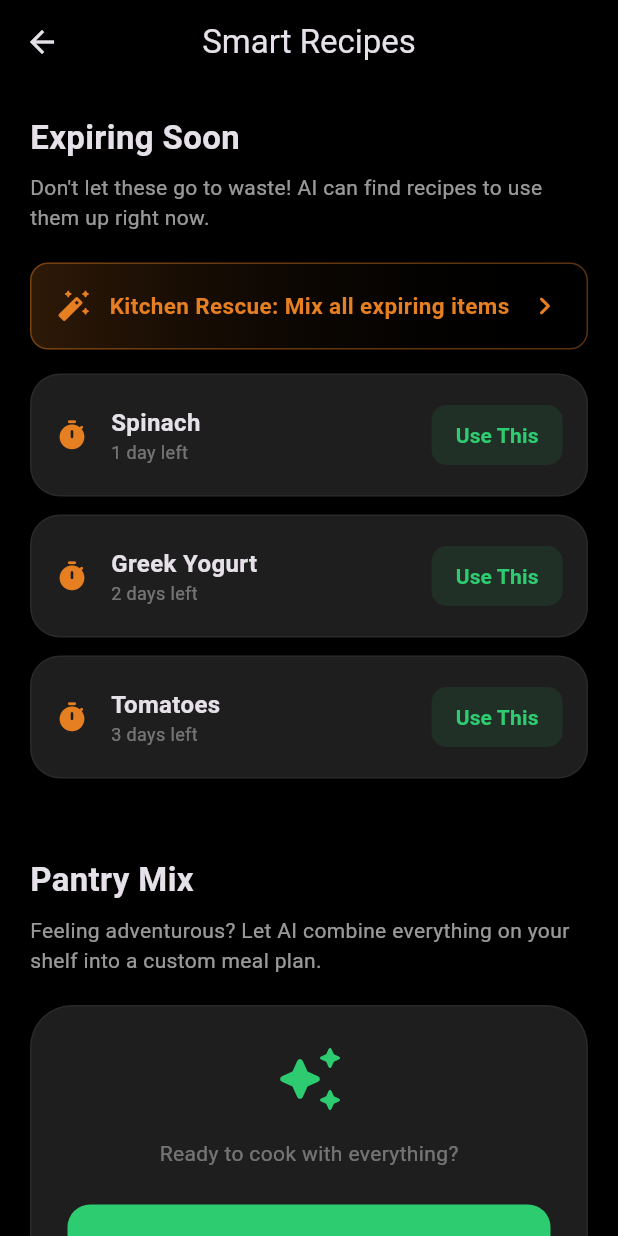
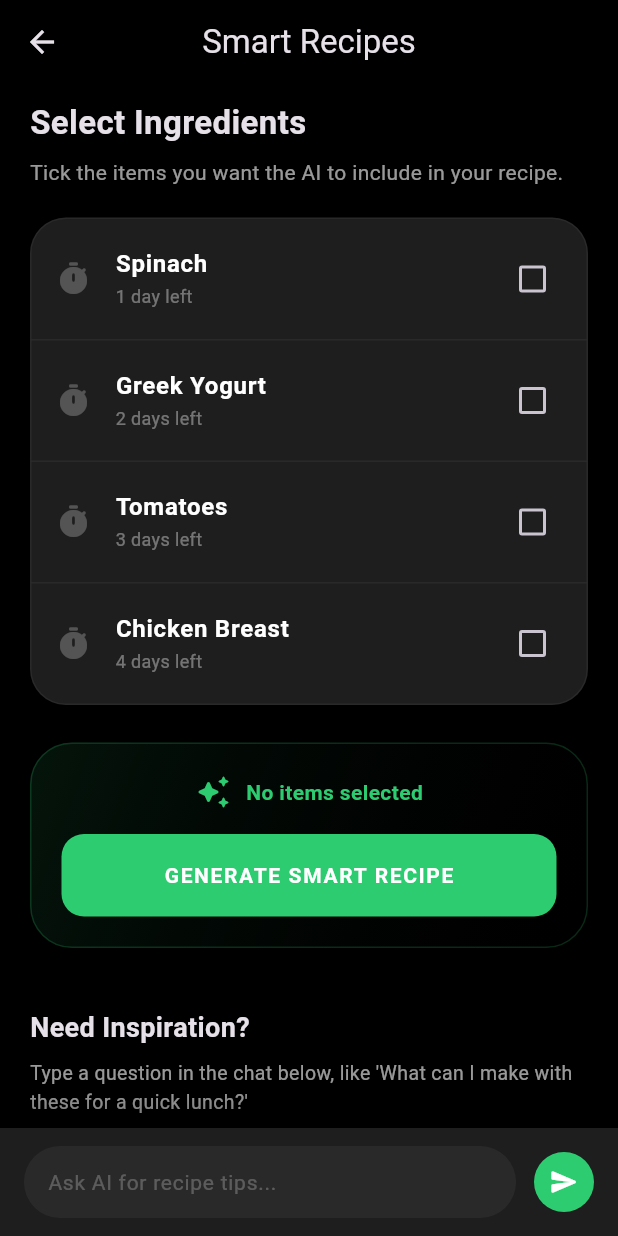
Before and after one commit to i-ces/RotNot, a Flutter app: the SmartRecipesPage screen opened directly, on a phone screen of 412 x 824 dp. Run offline on Flutter 3.47's test engine with Material 3 defaults, Android fonts, the phone set to English and light mode, and no system bars; our stand-ins replace firebase_auth, firebase_core, flutter_map, flutter_secure_storage, geolocator, latlong2; accounts and stored records are empty; network calls fail.

Commit message:
feat: major UI update in smart recipes section

```diff
--- a/frontend/rotnot/lib/screens/smartrecipe.dart
+++ b/frontend/rotnot/lib/screens/smartrecipe.dart
@@ -1,21 +1,38 @@
 import 'package:flutter/material.dart';
 
-class SmartRecipesPage extends StatelessWidget {
+class SmartRecipesPage extends StatefulWidget {
   const SmartRecipesPage({super.key});
 
+  @override
+  State<SmartRecipesPage> createState() => _SmartRecipesPageState();
+}
+
+class _SmartRecipesPageState extends State<SmartRecipesPage> {
   static const Color accentGreen = Color(0xFF2ECC71);
   static const Color accentOrange = Color(0xFFE67E22);
   static const Color surfaceColor = Color(0xFF1E1E1E);
 
-  @override
-  Widget build(BuildContext context) {
-    // Hardcoded list of expiring items for Pokhara users
+  // Track which items are selected
+  final Map<int, bool> _selectedItems = {};
+
   final List<Map<String, String>> expiringItems = [
     {"name": "Spinach", "days": "1 day left"},
     {"name": "Greek Yogurt", "days": "2 days left"},
     {"name": "Tomatoes", "days": "3 days left"},
+    {"name": "Chicken Breast", "days": "4 days left"},
   ];
 
+  @override
+  void initState() {
+    super.initState();
+    // Initialize all as unselected
+    for (int i = 0; i < expiringItems.length; i++) {
+      _selectedItems[i] = false;
+    }
+  }
+
+  @override
+  Widget build(BuildContext context) {
     return Scaffold(
       backgroundColor: Colors.black,
       appBar: AppBar(
@@ -24,115 +41,141 @@ class SmartRecipesPage extends StatelessWidget {
         backgroundColor: Colors.transparent,
         elevation: 0,
       ),
-      body: SingleChildScrollView(
-        padding: const EdgeInsets.all(20),
+      body: Stack(
+        children: [
+          SingleChildScrollView(
+            padding: const EdgeInsets.fromLTRB(20, 10, 20, 100), // Extra bottom padding for chatbox
             child: Column(
               crossAxisAlignment: CrossAxisAlignment.start,
               children: [
-            // --- SECTION 1: EXPIRING SOON ---
+                // --- SECTION 1: INGREDIENT SELECTION ---
                 const Text(
-              "Expiring Soon",
+                  "Select Ingredients",
                   style: TextStyle(fontSize: 22, fontWeight: FontWeight.bold),
                 ),
                 const SizedBox(height: 8),
                 const Text(
-              "Don't let these go to waste! AI can find recipes to use them up right now.",
+                  "Tick the items you want the AI to include in your recipe.",
                   style: TextStyle(color: Colors.white60, fontSize: 14),
                 ),
                 const SizedBox(height: 20),
 
-            // KITCHEN RESCUE BUTTON
-            _buildRescueButton(context, expiringItems),
-
-            const SizedBox(height: 16),
-
-            // List of Individual items
-            ListView.builder(
+                // THE INGREDIENT CHECKLIST
+                Container(
+                  decoration: BoxDecoration(
+                    color: surfaceColor,
+                    borderRadius: BorderRadius.circular(24),
+                    border: Border.all(color: Colors.white.withOpacity(0.05)),
+                  ),
+                  child: ListView.separated(
                     shrinkWrap: true,
                     physics: const NeverScrollableScrollPhysics(),
                     itemCount: expiringItems.length,
+                    separatorBuilder: (context, index) => Divider(
+                      color: Colors.white.withOpacity(0.05),
+                      height: 1,
+                    ),
                     itemBuilder: (context, index) {
                       final item = expiringItems[index];
-                return _buildExpiringCard(item['name']!, item['days']!, context);
+                      final isSelected = _selectedItems[index] ?? false;
+
+                      return CheckboxListTile(
+                        value: isSelected,
+                        onChanged: (bool? value) {
+                          setState(() {
+                            _selectedItems[index] = value ?? false;
+                          });
+                        },
+                        title: Text(
+                          item['name']!,
+                          style: TextStyle(
+                            fontWeight: FontWeight.bold,
+                            color: isSelected ? accentGreen : Colors.white,
+                          ),
+                        ),
+                        subtitle: Text(
+                          item['days']!,
+                          style: TextStyle(
+                            color: isSelected ? accentOrange : Colors.white38,
+                            fontSize: 12,
+                          ),
+                        ),
+                        secondary: Icon(
+                          Icons.timer_rounded,
+                          color: isSelected ? accentOrange : Colors.white24,
+                        ),
+                        activeColor: accentGreen,
+                        checkColor: Colors.black,
+                        contentPadding: const EdgeInsets.symmetric(horizontal: 16, vertical: 4),
+                        shape: RoundedRectangleBorder(borderRadius: BorderRadius.circular(24)),
+                      );
                     },
                   ),
+                ),
+
+                const SizedBox(height: 25),
+
+                // --- SECTION 2: SURPRISE ME (Now the primary action) ---
+                _buildActionCard(context),
 
                 const SizedBox(height: 40),
 
-            // --- SECTION 2: PANTRY MIX ---
+                // --- SECTION 3: PANTRY INFO ---
                 const Text(
-              "Pantry Mix",
-              style: TextStyle(fontSize: 22, fontWeight: FontWeight.bold),
+                  "Need Inspiration?",
+                  style: TextStyle(fontSize: 18, fontWeight: FontWeight.bold),
                 ),
                 const SizedBox(height: 8),
                 const Text(
-              "Feeling adventurous? Let AI combine everything on your shelf into a custom meal plan.",
-              style: TextStyle(color: Colors.white60, fontSize: 14),
+                  "Type a question in the chat below, like 'What can I make with these for a quick lunch?'",
+                  style: TextStyle(color: Colors.white60, fontSize: 13),
                 ),
-            const SizedBox(height: 20),
-
-            _buildPantryMixCard(context),
-            const SizedBox(height: 30),
               ],
             ),
+          ),
+
+          // --- SECTION 4: AI CHATBOX ---
+          _buildChatInput(),
+        ],
       ),
     );
   }
 
   // --- HELPER WIDGETS ---
 
-  Widget _buildRescueButton(BuildContext context, List expiringItems) {
-    return InkWell(
-      onTap: () => _showAILoader(context, "Combining ${expiringItems.length} urgent items..."),
-      borderRadius: BorderRadius.circular(12),
-      child: Container(
-        padding: const EdgeInsets.symmetric(vertical: 16, horizontal: 16),
+  Widget _buildActionCard(BuildContext context) {
+    int selectedCount = _selectedItems.values.where((v) => v).length;
+
+    return Container(
+      padding: const EdgeInsets.all(20),
       decoration: BoxDecoration(
         gradient: LinearGradient(
-            colors: [accentOrange.withOpacity(0.2), Colors.transparent],
+          colors: [accentGreen.withOpacity(0.1), Colors.transparent],
+          begin: Alignment.topLeft,
+          end: Alignment.bottomRight,
         ),
-          borderRadius: BorderRadius.circular(12),
-          border: Border.all(color: accentOrange.withOpacity(0.4)),
-        ),
-        child: Row(
-          children: [
-            const Icon(Icons.auto_fix_high_rounded, color: accentOrange, size: 24),
-            const SizedBox(width: 12),
-            const Expanded(
-              child: Text(
-                "Kitchen Rescue: Mix all expiring items",
-                style: TextStyle(color: accentOrange, fontWeight: FontWeight.bold, fontSize: 15),
-              ),
-            ),
-            const Icon(Icons.chevron_right_rounded, color: accentOrange),
-          ],
-        ),
-      ),
-    );
-  }
-
-  Widget _buildPantryMixCard(BuildContext context) {
-    return Container(
-      padding: const EdgeInsets.all(24),
-      decoration: BoxDecoration(
-        color: surfaceColor,
         borderRadius: BorderRadius.circular(28),
-        border: Border.all(color: Colors.white.withOpacity(0.05)),
+        border: Border.all(color: accentGreen.withOpacity(0.2)),
       ),
       child: Column(
         children: [
-          const Icon(Icons.auto_awesome_rounded, color: accentGreen, size: 48),
+          Row(
+            mainAxisAlignment: MainAxisAlignment.center,
+            children: [
+              const Icon(Icons.auto_awesome_rounded, color: accentGreen, size: 24),
+              const SizedBox(width: 10),
+              Text(
+                selectedCount > 0 ? "$selectedCount items selected" : "No items selected",
+                style: const TextStyle(color: accentGreen, fontWeight: FontWeight.bold),
+              ),
+            ],
+          ),
           const SizedBox(height: 16),
-          const Text(
-            "Ready to cook with everything?",
-            style: TextStyle(color: Colors.white38, fontSize: 14),
-          ),
-          const SizedBox(height: 24),
           SizedBox(
             width: double.infinity,
             height: 55,
             child: ElevatedButton(
-              onPressed: () => _showAILoader(context, "Scanning whole shelf..."),
+              onPressed: () => _showAILoader(context, "Crafting recipe from your selection..."),
               style: ElevatedButton.styleFrom(
                 backgroundColor: accentGreen,
                 foregroundColor: Colors.white,
@@ -140,7 +183,7 @@ class SmartRecipesPage extends StatelessWidget {
                 elevation: 0,
               ),
               child: const Text(
-                "SURPRISE ME (ALL ITEMS)",
+                "GENERATE SMART RECIPE",
                 style: TextStyle(fontWeight: FontWeight.bold, letterSpacing: 1.1),
               ),
             ),
@@ -150,40 +193,52 @@ class SmartRecipesPage extends StatelessWidget {
     );
   }
 
-  Widget _buildExpiringCard(String name, String timeLeft, BuildContext context) {
-    return Container(
-      margin: const EdgeInsets.only(bottom: 12),
-      padding: const EdgeInsets.all(16),
+  Widget _buildChatInput() {
+    return Align(
+      alignment: Alignment.bottomCenter,
+      child: Container(
+        padding: const EdgeInsets.symmetric(horizontal: 16, vertical: 12),
         decoration: BoxDecoration(
           color: surfaceColor,
-        borderRadius: BorderRadius.circular(20),
-        border: Border.all(color: Colors.white.withOpacity(0.05)),
+          boxShadow: [
+            BoxShadow(
+              color: Colors.black.withOpacity(0.5),
+              blurRadius: 20,
+              offset: const Offset(0, -5),
+            )
+          ],
         ),
+        child: SafeArea(
           child: Row(
             children: [
-          const Icon(Icons.timer_rounded, color: accentOrange, size: 22),
-          const SizedBox(width: 15),
               Expanded(
-            child: Column(
-              crossAxisAlignment: CrossAxisAlignment.start,
-              children: [
-                Text(name, style: const TextStyle(fontWeight: FontWeight.bold, fontSize: 16)),
-                Text(timeLeft, style: const TextStyle(color: Colors.white38, fontSize: 12)),
+                child: Container(
+                  padding: const EdgeInsets.symmetric(horizontal: 16),
+                  decoration: BoxDecoration(
+                    color: Colors.white.withOpacity(0.05),
+                    borderRadius: BorderRadius.circular(30),
+                  ),
+                  child: const TextField(
+                    decoration: InputDecoration(
+                      hintText: "Ask AI for recipe tips...",
+                      hintStyle: TextStyle(color: Colors.white24, fontSize: 14),
+                      border: InputBorder.none,
+                    ),
+                    style: TextStyle(color: Colors.white),
+                  ),
+                ),
+              ),
+              const SizedBox(width: 12),
+              CircleAvatar(
+                backgroundColor: accentGreen,
+                child: IconButton(
+                  icon: const Icon(Icons.send_rounded, color: Colors.white, size: 20),
+                  onPressed: () {}, // Future AI logic
+                ),
+              ),
             ],
           ),
         ),
-          ElevatedButton(
-            onPressed: () => _showAILoader(context, "Finding recipes for $name..."),
-            style: ElevatedButton.styleFrom(
-              backgroundColor: accentGreen.withOpacity(0.1),
-              foregroundColor: accentGreen,
-              elevation: 0,
-              padding: const EdgeInsets.symmetric(horizontal: 16),
-              shape: RoundedRectangleBorder(borderRadius: BorderRadius.circular(10)),
-            ),
-            child: const Text("Use This", style: TextStyle(fontWeight: FontWeight.bold)),
-          ),
-        ],
       ),
     );
   }
@@ -209,7 +264,7 @@ class SmartRecipesPage extends StatelessWidget {
             ),
             const SizedBox(height: 12),
             const Text(
-              "Our AI is mixing ingredients to find the perfect recipe for you.",
+              "Our AI is analyzing your selected ingredients to suggest the best Pokhara-style meal.",
               textAlign: TextAlign.center,
               style: TextStyle(color: Colors.white60, fontSize: 14, height: 1.5),
             ),
```
Lines whose indentation alone changed are shown as unchanged.
